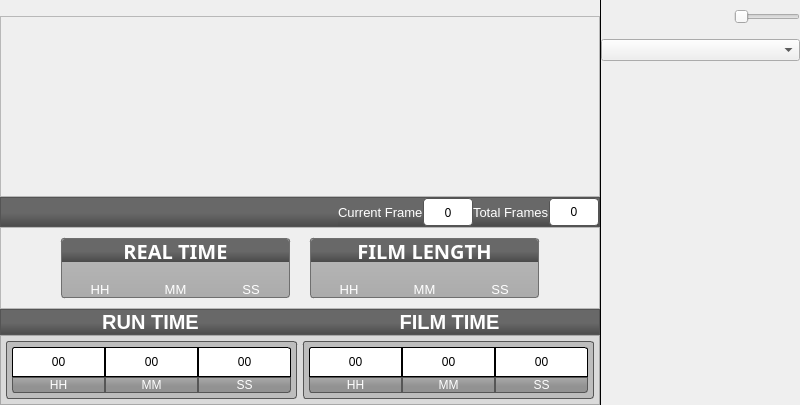
Above: Graffik/gui/film/filmwindow.ui from DynamicPerception/Graffik_Legacy before the change. Below: the same form after it.
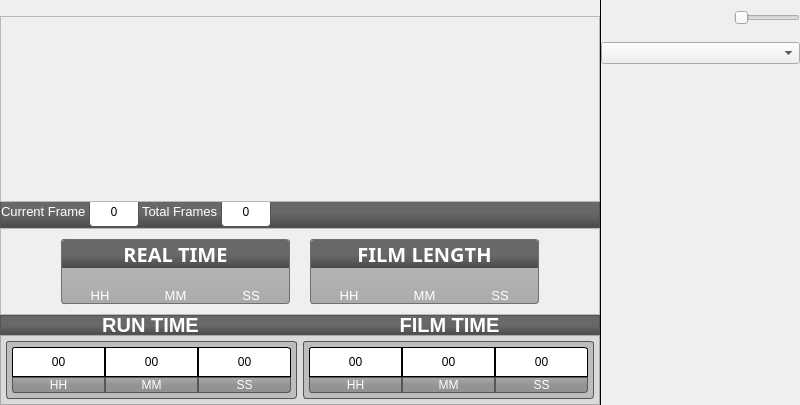
That is the form after the change. Icons and pictures are not drawn. Custom widgets are drawn as their Qt base class.

What changed in the file:
```diff
--- a/Graffik/gui/film/filmwindow.ui
+++ b/Graffik/gui/film/filmwindow.ui
@@ -26,7 +26,8 @@
    <string>FilmWindow</string>
   </property>
   <property name="styleSheet">
-   <string notr="true">#forwardButton {
+   <string notr="true">
+#forwardButton {
 border-image: url(:/core/fwd-end-normal.png);
 border:0px transparent;
 }
@@ -79,6 +80,7 @@
 #stopButton:pressed {
 border-image: url(:/core/stop-pressed.png);
 }
+
 MotionArea {
 border-image: url(:/core/track-back.png);
 border: 0px transparent;
@@ -113,11 +115,10 @@
 
 SlideToggle::groove:horizontal {
  border-image: url(:/core/toggle-bg.png); 
-/* border-left: -9px transparent;
+ border-left: -9px transparent;
  border-right: -8px transparent;
  border-bottom: -5px transparent;
- border-top: 0px transparent;*/
- border: 0px transparent;
+ border-top: 0px transparent;
  padding: 0px;
  margin: 0px;
 }
@@ -125,7 +126,7 @@
 SlideToggle::handle:horizontal {
 margin:0px;
 padding:0px;
- image: url(:/core/slider-handle-dark.png);
+image: url(:/core/slider-handle-dark.png);
 }
 
 SlideToggle {
@@ -192,11 +193,17 @@
 #runTimeDispSSLabel, #filmTimeDispSSLabel {
 border-bottom-right-radius: 3px;
 }
+
+
 MotionTape {
 qproperty-background: rgb(143, 143, 143);
 qproperty-color: white;
 }
 
+MotionArea {
+qproperty-lineWidth: 2;
+qproperty-color: rgb(77, 154, 205);
+}
 
 
 #curFrameDispLabel, #totalFrameDispLabel {
@@ -209,11 +216,15 @@
 
 
 
-#realTimeLabel, #filmLengthLabel, #shuttleAreaFrame, #curFramesLabel, #totalFramesLabel, #timeHeaderFrame {
+#realTimeLabel, #filmLengthLabel, #shuttleAreaFrame, #timeHeaderFrame {
  background-color: qlineargradient(spread:pad, x1:0, y1:0, x2:0, y2:1, stop:0.541872 rgba(104, 104, 104, 255), stop:1 rgba(74, 74, 74, 255));
  color:white;
 }
 
+#curFramesLabel, #totalFramesLabel {
+color:white;
+}
+
 #timeHeaderFrame {
 border:1px solid;
 border-color:rgb(84, 84, 84);
@@ -264,19 +275,390 @@
 
 }</string>
   </property>
-  <layout class="QGridLayout" name="gridLayout_8">
-   <property name="margin">
-    <number>0</number>
-   </property>
+  <layout class="QVBoxLayout" name="verticalLayout">
    <property name="spacing">
     <number>0</number>
    </property>
-   <item row="0" column="0">
+   <property name="margin">
+    <number>0</number>
+   </property>
+   <item>
     <layout class="QGridLayout" name="mainGridLayout">
      <property name="spacing">
       <number>0</number>
      </property>
-     <item row="0" column="3" colspan="2">
+     <item row="3" column="2" colspan="2">
+      <widget class="QFrame" name="shuttleAreaFrame">
+       <property name="sizePolicy">
+        <sizepolicy hsizetype="Expanding" vsizetype="Expanding">
+         <horstretch>0</horstretch>
+         <verstretch>0</verstretch>
+        </sizepolicy>
+       </property>
+       <property name="minimumSize">
+        <size>
+         <width>0</width>
+         <height>33</height>
+        </size>
+       </property>
+       <property name="maximumSize">
+        <size>
+         <width>16777215</width>
+         <height>55</height>
+        </size>
+       </property>
+       <property name="baseSize">
+        <size>
+         <width>0</width>
+         <height>55</height>
+        </size>
+       </property>
+       <property name="frameShape">
+        <enum>QFrame::StyledPanel</enum>
+       </property>
+       <property name="frameShadow">
+        <enum>QFrame::Raised</enum>
+       </property>
+       <layout class="QHBoxLayout" name="horizontalLayout_5">
+        <property name="spacing">
+         <number>3</number>
+        </property>
+        <property name="margin">
+         <number>0</number>
+        </property>
+        <item>
+         <widget class="QLabel" name="curFramesLabel">
+          <property name="font">
+           <font>
+            <pointsize>10</pointsize>
+           </font>
+          </property>
+          <property name="text">
+           <string>Current Frame</string>
+          </property>
+         </widget>
+        </item>
+        <item>
+         <widget class="QLabel" name="curFrameDispLabel">
+          <property name="minimumSize">
+           <size>
+            <width>50</width>
+            <height>0</height>
+           </size>
+          </property>
+          <property name="font">
+           <font>
+            <family>Lucida Sans</family>
+           </font>
+          </property>
+          <property name="text">
+           <string>0</string>
+          </property>
+          <property name="alignment">
+           <set>Qt::AlignCenter</set>
+          </property>
+         </widget>
+        </item>
+        <item>
+         <widget class="QLabel" name="totalFramesLabel">
+          <property name="font">
+           <font>
+            <pointsize>10</pointsize>
+           </font>
+          </property>
+          <property name="text">
+           <string>Total Frames</string>
+          </property>
+         </widget>
+        </item>
+        <item>
+         <widget class="QLabel" name="totalFrameDispLabel">
+          <property name="minimumSize">
+           <size>
+            <width>50</width>
+            <height>0</height>
+           </size>
+          </property>
+          <property name="text">
+           <string>0</string>
+          </property>
+          <property name="alignment">
+           <set>Qt::AlignCenter</set>
+          </property>
+         </widget>
+        </item>
+        <item>
+         <spacer name="horizontalSpacer_3">
+          <property name="orientation">
+           <enum>Qt::Horizontal</enum>
+          </property>
+          <property name="sizeType">
+           <enum>QSizePolicy::Expanding</enum>
+          </property>
+          <property name="sizeHint" stdset="0">
+           <size>
+            <width>20</width>
+            <height>5</height>
+           </size>
+          </property>
+         </spacer>
+        </item>
+        <item>
+         <widget class="QPushButton" name="rewindButton">
+          <property name="sizePolicy">
+           <sizepolicy hsizetype="Expanding" vsizetype="Expanding">
+            <horstretch>0</horstretch>
+            <verstretch>0</verstretch>
+           </sizepolicy>
+          </property>
+          <property name="minimumSize">
+           <size>
+            <width>27</width>
+            <height>27</height>
+           </size>
+          </property>
+          <property name="maximumSize">
+           <size>
+            <width>54</width>
+            <height>55</height>
+           </size>
+          </property>
+          <property name="sizeIncrement">
+           <size>
+            <width>1</width>
+            <height>1</height>
+           </size>
+          </property>
+          <property name="baseSize">
+           <size>
+            <width>54</width>
+            <height>54</height>
+           </size>
+          </property>
+          <property name="font">
+           <font>
+            <pointsize>10</pointsize>
+           </font>
+          </property>
+          <property name="text">
+           <string/>
+          </property>
+         </widget>
+        </item>
+        <item>
+         <widget class="QPushButton" name="frameRwdButton">
+          <property name="sizePolicy">
+           <sizepolicy hsizetype="Expanding" vsizetype="Expanding">
+            <horstretch>0</horstretch>
+            <verstretch>0</verstretch>
+           </sizepolicy>
+          </property>
+          <property name="minimumSize">
+           <size>
+            <width>27</width>
+            <height>27</height>
+           </size>
+          </property>
+          <property name="maximumSize">
+           <size>
+            <width>54</width>
+            <height>54</height>
+           </size>
+          </property>
+          <property name="sizeIncrement">
+           <size>
+            <width>1</width>
+            <height>1</height>
+           </size>
+          </property>
+          <property name="baseSize">
+           <size>
+            <width>54</width>
+            <height>54</height>
+           </size>
+          </property>
+          <property name="font">
+           <font>
+            <pointsize>10</pointsize>
+           </font>
+          </property>
+          <property name="text">
+           <string/>
+          </property>
+         </widget>
+        </item>
+        <item>
+         <widget class="QPushButton" name="playButton">
+          <property name="sizePolicy">
+           <sizepolicy hsizetype="Expanding" vsizetype="Expanding">
+            <horstretch>0</horstretch>
+            <verstretch>0</verstretch>
+           </sizepolicy>
+          </property>
+          <property name="minimumSize">
+           <size>
+            <width>27</width>
+            <height>27</height>
+           </size>
+          </property>
+          <property name="maximumSize">
+           <size>
+            <width>54</width>
+            <height>54</height>
+           </size>
+          </property>
+          <property name="sizeIncrement">
+           <size>
+            <width>1</width>
+            <height>1</height>
+           </size>
+          </property>
+          <property name="baseSize">
+           <size>
+            <width>54</width>
+            <height>54</height>
+           </size>
+          </property>
+          <property name="font">
+           <font>
+            <pointsize>10</pointsize>
+           </font>
+          </property>
+          <property name="text">
+           <string/>
+          </property>
+         </widget>
+        </item>
+        <item>
+         <widget class="QPushButton" name="stopButton">
+          <property name="sizePolicy">
+           <sizepolicy hsizetype="Expanding" vsizetype="Expanding">
+            <horstretch>0</horstretch>
+            <verstretch>0</verstretch>
+           </sizepolicy>
+          </property>
+          <property name="minimumSize">
+           <size>
+            <width>27</width>
+            <height>27</height>
+           </size>
+          </property>
+          <property name="maximumSize">
+           <size>
+            <width>54</width>
+            <height>54</height>
+           </size>
+          </property>
+          <property name="sizeIncrement">
+           <size>
+            <width>1</width>
+            <height>1</height>
+           </size>
+          </property>
+          <property name="baseSize">
+           <size>
+            <width>54</width>
+            <height>54</height>
+           </size>
+          </property>
+          <property name="font">
+           <font>
+            <pointsize>10</pointsize>
+           </font>
+          </property>
+          <property name="text">
+           <string/>
+          </property>
+         </widget>
+        </item>
+        <item>
+         <widget class="QPushButton" name="frameFwdButton">
+          <property name="sizePolicy">
+           <sizepolicy hsizetype="Expanding" vsizetype="Expanding">
+            <horstretch>0</horstretch>
+            <verstretch>0</verstretch>
+           </sizepolicy>
+          </property>
+          <property name="minimumSize">
+           <size>
+            <width>27</width>
+            <height>27</height>
+           </size>
+          </property>
+          <property name="maximumSize">
+           <size>
+            <width>54</width>
+            <height>54</height>
+           </size>
+          </property>
+          <property name="sizeIncrement">
+           <size>
+            <width>1</width>
+            <height>1</height>
+           </size>
+          </property>
+          <property name="baseSize">
+           <size>
+            <width>54</width>
+            <height>54</height>
+           </size>
+          </property>
+          <property name="font">
+           <font>
+            <pointsize>10</pointsize>
+           </font>
+          </property>
+          <property name="text">
+           <string/>
+          </property>
+         </widget>
+        </item>
+        <item>
+         <widget class="QPushButton" name="forwardButton">
+          <property name="sizePolicy">
+           <sizepolicy hsizetype="Expanding" vsizetype="Expanding">
+            <horstretch>0</horstretch>
+            <verstretch>0</verstretch>
+           </sizepolicy>
+          </property>
+          <property name="minimumSize">
+           <size>
+            <width>27</width>
+            <height>27</height>
+           </size>
+          </property>
+          <property name="maximumSize">
+           <size>
+            <width>54</width>
+            <height>54</height>
+           </size>
+          </property>
+          <property name="sizeIncrement">
+           <size>
+            <width>1</width>
+            <height>1</height>
+           </size>
+          </property>
+          <property name="baseSize">
+           <size>
+            <width>54</width>
+            <height>54</height>
+           </size>
+          </property>
+          <property name="font">
+           <font>
+            <pointsize>10</pointsize>
+           </font>
+          </property>
+          <property name="text">
+           <string/>
+          </property>
+         </widget>
+        </item>
+       </layout>
+      </widget>
+     </item>
+     <item row="0" column="2" colspan="2">
       <spacer name="hSpacerLeftPanel">
        <property name="orientation">
         <enum>Qt::Horizontal</enum>
@@ -292,7 +674,7 @@
        </property>
       </spacer>
      </item>
-     <item row="7" column="3" colspan="2">
+     <item row="6" column="2" colspan="2">
       <layout class="QHBoxLayout" name="TimeDispHLayout">
        <property name="spacing">
         <number>0</number>
@@ -300,7 +682,7 @@
        <item>
         <widget class="QFrame" name="timeDispContainerFrame">
          <property name="sizePolicy">
-          <sizepolicy hsizetype="Preferred" vsizetype="Maximum">
+          <sizepolicy hsizetype="Preferred" vsizetype="Expanding">
            <horstretch>0</horstretch>
            <verstretch>0</verstretch>
           </sizepolicy>
@@ -657,23 +1039,7 @@
        </item>
       </layout>
      </item>
-     <item row="1" column="1" rowspan="4">
-      <spacer name="verticalSpacer_2">
-       <property name="orientation">
-        <enum>Qt::Vertical</enum>
-       </property>
-       <property name="sizeType">
-        <enum>QSizePolicy::Minimum</enum>
-       </property>
-       <property name="sizeHint" stdset="0">
-        <size>
-         <width>0</width>
-         <height>211</height>
-        </size>
-       </property>
-      </spacer>
-     </item>
-     <item row="6" column="3" colspan="2">
+     <item row="5" column="2" colspan="2">
       <widget class="QFrame" name="timeHeaderFrame">
        <property name="sizePolicy">
         <sizepolicy hsizetype="Preferred" vsizetype="Maximum">
@@ -743,7 +1109,7 @@
        </layout>
       </widget>
      </item>
-     <item row="1" column="6" rowspan="7">
+     <item row="1" column="5" rowspan="6">
       <layout class="QGridLayout" name="pluginPanelGridLayout">
        <property name="sizeConstraint">
         <enum>QLayout::SetFixedSize</enum>
@@ -779,16 +1145,28 @@
            <verstretch>0</verstretch>
           </sizepolicy>
          </property>
+         <property name="minimumSize">
+          <size>
+           <width>0</width>
+           <height>37</height>
+          </size>
+         </property>
          <property name="maximumSize">
           <size>
            <width>187</width>
            <height>37</height>
           </size>
          </property>
+         <property name="sizeIncrement">
+          <size>
+           <width>5</width>
+           <height>1</height>
+          </size>
+         </property>
          <property name="baseSize">
           <size>
-           <width>55</width>
-           <height>22</height>
+           <width>187</width>
+           <height>37</height>
           </size>
          </property>
          <property name="font">
@@ -847,7 +1225,7 @@
        </item>
       </layout>
      </item>
-     <item row="0" column="5" rowspan="8">
+     <item row="0" column="4" rowspan="7">
       <widget class="Line" name="separatorLine">
        <property name="minimumSize">
         <size>
@@ -869,313 +1247,7 @@
        </property>
       </widget>
      </item>
-     <item row="5" column="1">
-      <spacer name="verticalSpacer_11">
-       <property name="orientation">
-        <enum>Qt::Vertical</enum>
-       </property>
-       <property name="sizeType">
-        <enum>QSizePolicy::Maximum</enum>
-       </property>
-       <property name="sizeHint" stdset="0">
-        <size>
-         <width>0</width>
-         <height>80</height>
-        </size>
-       </property>
-      </spacer>
-     </item>
-     <item row="4" column="3" colspan="2">
-      <widget class="QFrame" name="shuttleAreaFrame">
-       <property name="sizePolicy">
-        <sizepolicy hsizetype="Preferred" vsizetype="Expanding">
-         <horstretch>0</horstretch>
-         <verstretch>0</verstretch>
-        </sizepolicy>
-       </property>
-       <property name="minimumSize">
-        <size>
-         <width>0</width>
-         <height>30</height>
-        </size>
-       </property>
-       <property name="maximumSize">
-        <size>
-         <width>16777215</width>
-         <height>30</height>
-        </size>
-       </property>
-       <property name="frameShape">
-        <enum>QFrame::StyledPanel</enum>
-       </property>
-       <property name="frameShadow">
-        <enum>QFrame::Raised</enum>
-       </property>
-       <layout class="QHBoxLayout" name="horizontalLayout_5">
-        <property name="spacing">
-         <number>0</number>
-        </property>
-        <property name="margin">
-         <number>0</number>
-        </property>
-        <item>
-         <widget class="QPushButton" name="rewindButton">
-          <property name="sizePolicy">
-           <sizepolicy hsizetype="Minimum" vsizetype="Preferred">
-            <horstretch>0</horstretch>
-            <verstretch>0</verstretch>
-           </sizepolicy>
-          </property>
-          <property name="minimumSize">
-           <size>
-            <width>27</width>
-            <height>27</height>
-           </size>
-          </property>
-          <property name="maximumSize">
-           <size>
-            <width>54</width>
-            <height>55</height>
-           </size>
-          </property>
-          <property name="font">
-           <font>
-            <pointsize>10</pointsize>
-           </font>
-          </property>
-          <property name="text">
-           <string/>
-          </property>
-         </widget>
-        </item>
-        <item>
-         <widget class="QPushButton" name="frameRwdButton">
-          <property name="sizePolicy">
-           <sizepolicy hsizetype="Expanding" vsizetype="Preferred">
-            <horstretch>0</horstretch>
-            <verstretch>0</verstretch>
-           </sizepolicy>
-          </property>
-          <property name="minimumSize">
-           <size>
-            <width>27</width>
-            <height>27</height>
-           </size>
-          </property>
-          <property name="maximumSize">
-           <size>
-            <width>54</width>
-            <height>54</height>
-           </size>
-          </property>
-          <property name="font">
-           <font>
-            <pointsize>10</pointsize>
-           </font>
-          </property>
-          <property name="text">
-           <string/>
-          </property>
-         </widget>
-        </item>
-        <item>
-         <widget class="QPushButton" name="playButton">
-          <property name="sizePolicy">
-           <sizepolicy hsizetype="Expanding" vsizetype="Preferred">
-            <horstretch>0</horstretch>
-            <verstretch>0</verstretch>
-           </sizepolicy>
-          </property>
-          <property name="minimumSize">
-           <size>
-            <width>27</width>
-            <height>27</height>
-           </size>
-          </property>
-          <property name="maximumSize">
-           <size>
-            <width>54</width>
-            <height>54</height>
-           </size>
-          </property>
-          <property name="font">
-           <font>
-            <pointsize>10</pointsize>
-           </font>
-          </property>
-          <property name="text">
-           <string/>
-          </property>
-         </widget>
-        </item>
-        <item>
-         <widget class="QPushButton" name="stopButton">
-          <property name="sizePolicy">
-           <sizepolicy hsizetype="Expanding" vsizetype="Preferred">
-            <horstretch>0</horstretch>
-            <verstretch>0</verstretch>
-           </sizepolicy>
-          </property>
-          <property name="minimumSize">
-           <size>
-            <width>27</width>
-            <height>27</height>
-           </size>
-          </property>
-          <property name="maximumSize">
-           <size>
-            <width>54</width>
-            <height>54</height>
-           </size>
-          </property>
-          <property name="font">
-           <font>
-            <pointsize>10</pointsize>
-           </font>
-          </property>
-          <property name="text">
-           <string/>
-          </property>
-         </widget>
-        </item>
-        <item>
-         <widget class="QPushButton" name="frameFwdButton">
-          <property name="sizePolicy">
-           <sizepolicy hsizetype="Expanding" vsizetype="Preferred">
-            <horstretch>0</horstretch>
-            <verstretch>0</verstretch>
-           </sizepolicy>
-          </property>
-          <property name="minimumSize">
-           <size>
-            <width>27</width>
-            <height>27</height>
-           </size>
-          </property>
-          <property name="maximumSize">
-           <size>
-            <width>54</width>
-            <height>54</height>
-           </size>
-          </property>
-          <property name="font">
-           <font>
-            <pointsize>10</pointsize>
-           </font>
-          </property>
-          <property name="text">
-           <string/>
-          </property>
-         </widget>
-        </item>
-        <item>
-         <widget class="QPushButton" name="forwardButton">
-          <property name="sizePolicy">
-           <sizepolicy hsizetype="Expanding" vsizetype="Preferred">
-            <horstretch>0</horstretch>
-            <verstretch>0</verstretch>
-           </sizepolicy>
-          </property>
-          <property name="minimumSize">
-           <size>
-            <width>27</width>
-            <height>27</height>
-           </size>
-          </property>
-          <property name="maximumSize">
-           <size>
-            <width>54</width>
-            <height>54</height>
-           </size>
-          </property>
-          <property name="font">
-           <font>
-            <pointsize>10</pointsize>
-           </font>
-          </property>
-          <property name="text">
-           <string/>
-          </property>
-         </widget>
-        </item>
-        <item>
-         <spacer name="horizontalSpacer_3">
-          <property name="orientation">
-           <enum>Qt::Horizontal</enum>
-          </property>
-          <property name="sizeHint" stdset="0">
-           <size>
-            <width>40</width>
-            <height>20</height>
-           </size>
-          </property>
-         </spacer>
-        </item>
-        <item>
-         <widget class="QLabel" name="curFramesLabel">
-          <property name="font">
-           <font>
-            <pointsize>10</pointsize>
-           </font>
-          </property>
-          <property name="text">
-           <string>Current Frame</string>
-          </property>
-         </widget>
-        </item>
-        <item>
-         <widget class="QLabel" name="curFrameDispLabel">
-          <property name="minimumSize">
-           <size>
-            <width>50</width>
-            <height>0</height>
-           </size>
-          </property>
-          <property name="font">
-           <font>
-            <family>Lucida Sans</family>
-           </font>
-          </property>
-          <property name="text">
-           <string>0</string>
-          </property>
-          <property name="alignment">
-           <set>Qt::AlignCenter</set>
-          </property>
-         </widget>
-        </item>
-        <item>
-         <widget class="QLabel" name="totalFramesLabel">
-          <property name="font">
-           <font>
-            <pointsize>10</pointsize>
-           </font>
-          </property>
-          <property name="text">
-           <string>Total Frames</string>
-          </property>
-         </widget>
-        </item>
-        <item>
-         <widget class="QLabel" name="totalFrameDispLabel">
-          <property name="minimumSize">
-           <size>
-            <width>50</width>
-            <height>0</height>
-           </size>
-          </property>
-          <property name="text">
-           <string>0</string>
-          </property>
-          <property name="alignment">
-           <set>Qt::AlignCenter</set>
-          </property>
-         </widget>
-        </item>
-       </layout>
-      </widget>
-     </item>
-     <item row="1" column="0" rowspan="5">
+     <item row="1" column="0" rowspan="4">
       <spacer name="verticalSpacer_12">
        <property name="orientation">
         <enum>Qt::Vertical</enum>
@@ -1186,12 +1258,12 @@
        <property name="sizeHint" stdset="0">
         <size>
          <width>0</width>
-         <height>291</height>
+         <height>315</height>
         </size>
        </property>
       </spacer>
      </item>
-     <item row="6" column="0" rowspan="2">
+     <item row="5" column="0" rowspan="2">
       <spacer name="verticalSpacer_13">
        <property name="orientation">
         <enum>Qt::Vertical</enum>
@@ -1202,12 +1274,12 @@
        <property name="sizeHint" stdset="0">
         <size>
          <width>0</width>
-         <height>40</height>
+         <height>90</height>
         </size>
        </property>
       </spacer>
      </item>
-     <item row="3" column="3" colspan="2">
+     <item row="2" column="2" colspan="2">
       <widget class="QScrollArea" name="visualSA">
        <property name="sizePolicy">
         <sizepolicy hsizetype="Expanding" vsizetype="MinimumExpanding">
@@ -1218,9 +1290,24 @@
        <property name="minimumSize">
         <size>
          <width>0</width>
+         <height>186</height>
+        </size>
+       </property>
+       <property name="maximumSize">
+        <size>
+         <width>16777215</width>
+         <height>16777215</height>
+        </size>
+       </property>
+       <property name="baseSize">
+        <size>
+         <width>0</width>
          <height>165</height>
         </size>
        </property>
+       <property name="verticalScrollBarPolicy">
+        <enum>Qt::ScrollBarAsNeeded</enum>
+       </property>
        <property name="widgetResizable">
         <bool>true</bool>
        </property>
@@ -1233,7 +1320,7 @@
           <x>0</x>
           <y>0</y>
           <width>598</width>
-          <height>175</height>
+          <height>184</height>
          </rect>
         </property>
         <property name="sizePolicy">
@@ -1251,7 +1338,7 @@
        </widget>
       </widget>
      </item>
-     <item row="1" column="3" colspan="2">
+     <item row="1" column="2" colspan="2">
       <widget class="QFrame" name="tapeFrame">
        <property name="sizePolicy">
         <sizepolicy hsizetype="Preferred" vsizetype="Fixed">
@@ -1271,6 +1358,12 @@
          <height>16</height>
         </size>
        </property>
+       <property name="baseSize">
+        <size>
+         <width>0</width>
+         <height>16</height>
+        </size>
+       </property>
        <property name="frameShape">
         <enum>QFrame::NoFrame</enum>
        </property>
@@ -1303,8 +1396,20 @@
        </layout>
       </widget>
      </item>
-     <item row="5" column="3" colspan="2">
+     <item row="4" column="2" colspan="2">
       <widget class="QFrame" name="timeAdjustFrame">
+       <property name="maximumSize">
+        <size>
+         <width>16777215</width>
+         <height>120</height>
+        </size>
+       </property>
+       <property name="baseSize">
+        <size>
+         <width>0</width>
+         <height>100</height>
+        </size>
+       </property>
        <property name="frameShape">
         <enum>QFrame::StyledPanel</enum>
        </property>
@@ -1351,7 +1456,7 @@
           <property name="maximumSize">
            <size>
             <width>450</width>
-            <height>80</height>
+            <height>100</height>
            </size>
           </property>
           <property name="frameShape">
@@ -1393,10 +1498,10 @@
              <item>
               <layout class="QHBoxLayout" name="horizontalLayout_4">
                <item>
-                <widget class="FlickNumber" name="realMMSpin" native="true"/>
+                <widget class="FlickNumber" name="realHHSpin" native="true"/>
                </item>
                <item>
-                <widget class="FlickNumber" name="realHHSpin" native="true">
+                <widget class="FlickNumber" name="realMMSpin" native="true">
                  <property name="minimumSize">
                   <size>
                    <width>0</width>
@@ -1467,7 +1572,7 @@
         <item>
          <widget class="QFrame" name="filmLenFrame">
           <property name="sizePolicy">
-           <sizepolicy hsizetype="Maximum" vsizetype="Maximum">
+           <sizepolicy hsizetype="Maximum" vsizetype="Expanding">
             <horstretch>0</horstretch>
             <verstretch>0</verstretch>
            </sizepolicy>
@@ -1481,7 +1586,7 @@
           <property name="maximumSize">
            <size>
             <width>450</width>
-            <height>80</height>
+            <height>100</height>
            </size>
           </property>
           <property name="frameShape">
```
